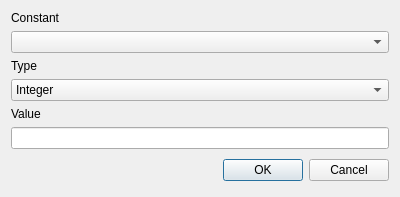
First picture: the form in src/UI/ConstantDialog.ui, repository TheMHMoritz3/OpenCLScheduler, before the edit.
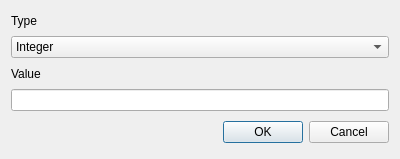
Second picture: the form after the edit.

Commit message: Finishing work on Constants

Patch:
```diff
--- a/src/UI/ConstantDialog.ui
+++ b/src/UI/ConstantDialog.ui
@@ -7,23 +7,13 @@
     <x>0</x>
     <y>0</y>
     <width>400</width>
-    <height>188</height>
+    <height>159</height>
    </rect>
   </property>
   <property name="windowTitle">
    <string>Dialog</string>
   </property>
   <layout class="QVBoxLayout" name="verticalLayout">
-   <item>
-    <widget class="QLabel" name="label">
-     <property name="text">
-      <string>Constant</string>
-     </property>
-    </widget>
-   </item>
-   <item>
-    <widget class="QComboBox" name="ConstantNameComboBox"/>
-   </item>
    <item>
     <widget class="QLabel" name="label_2">
      <property name="text">
```
The commit also changes 5 other files.
